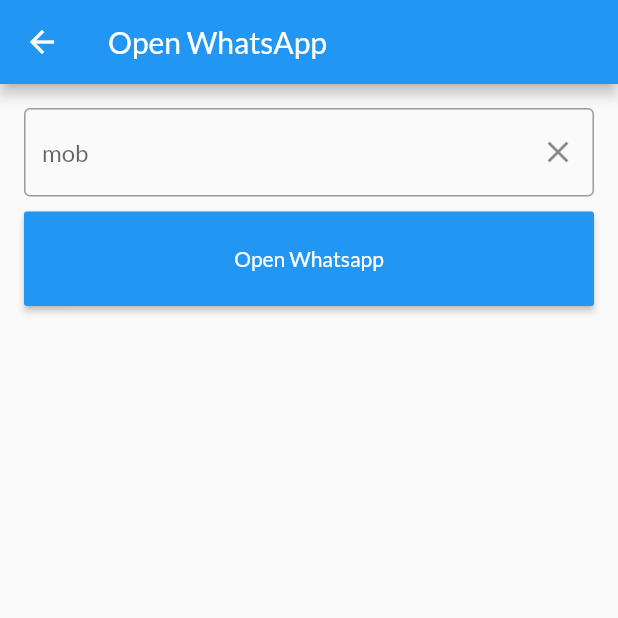
After one commit to lavahasif/fdservers, a Flutter app: the screen it shows after launch, scrolled down 262 dp, after a tap on "WhatsApp", on a phone screen of 412 x 824 dp, the top half of it. The commit adds this screen. Run offline on Flutter 3.47's test engine with Material 2 defaults, Android fonts, the phone set to English and light mode, and no system bars; our stand-ins replace device_info, floor, form_field_validator, google_fonts, lottie, permission_handler and 4 more; missing offline and left inert: android_util, ext_storage, flutter_process_text, shareapks, shelf_router, signalr_core; accounts and stored records are empty; generated files the repository leaves out were written again; statements that could not run were skipped.

Commit message:
whatspp open added

```diff
--- a/lib/ui/IpWidget.dart
+++ b/lib/ui/IpWidget.dart
@@ -9,6 +9,7 @@
 import 'package:provider/provider.dart';
 import 'package:untitled1/component/FindDialog.dart';
 import 'package:untitled1/provider/MyProvider.dart';
+import 'package:untitled1/ui/Whatsappopen.dart';
 
 import '../main.dart';
 import 'TutsRegistration.dart';
@@ -349,10 +350,24 @@
                 height: 63,
                 child: RaisedButton(
                     color: Colors.blue,
-                    child: Text("Tuts Registration",
+                    child: Text("Tuts Regis",
                         style: TextStyle(color: Colors.white)),
                     onPressed: () => Navigator.push(context,
                         MaterialPageRoute(builder: (context) => RegRoute()))),
+              ),
+            ),
+            SizedBox(width: 25),
+            Expanded(
+              child: Container(
+                height: 63,
+                child: RaisedButton(
+                    color: Colors.blue,
+                    child:
+                        Text("WhatsApp", style: TextStyle(color: Colors.white)),
+                    onPressed: () => Navigator.push(
+                        context,
+                        MaterialPageRoute(
+                            builder: (context) => WhatsAppopen()))),
               ),
             ),
           ],
--- /dev/null
+++ b/lib/ui/Whatsappopen.dart
@@ -0,0 +1,75 @@
+import 'package:flutter/cupertino.dart';
+import 'package:flutter/foundation.dart';
+import 'package:flutter/material.dart';
+import 'package:untitled1/main.dart';
+import 'package:url_launcher/url_launcher.dart';
+
+var _portController = TextEditingController(text: "");
+
+class WhatsAppopen extends StatelessWidget {
+  const WhatsAppopen({Key? key}) : super(key: key);
+
+  @override
+  Widget build(BuildContext context) {
+    _portController.text = proces_txt;
+    return Scaffold(
+      appBar: AppBar(
+        title: Text("Open WhatsApp"),
+      ),
+      body: Padding(
+        padding: const EdgeInsets.all(16.0),
+        child: Column(
+          children: [
+            Row(
+              children: [
+                Expanded(
+                    flex: 7,
+                    child: TextFormField(
+                      keyboardType: TextInputType.number,
+                      controller: _portController,
+                      decoration: InputDecoration(
+                          border: OutlineInputBorder(),
+                          hintText: 'mob',
+                          suffixIcon: IconButton(
+                            icon: Icon(Icons.close),
+                            onPressed: () {
+                              _portController.text = "";
+                            },
+                          )),
+                    )),
+              ],
+            ),
+            SizedBox(
+              height: 10,
+            ),
+            Row(
+              children: [
+                Expanded(
+                  child: Container(
+                    height: 63,
+                    child: RaisedButton(
+                        color: Colors.blue,
+                        child: Text("Open Whatsapp",
+                            style: TextStyle(color: Colors.white)),
+                        onPressed: () {
+                          open(context);
+                        }),
+                  ),
+                ),
+              ],
+            ),
+          ],
+        ),
+      ),
+    );
+  }
+
+  Future<void> open(BuildContext context) async {
+    var text = _portController.text;
+
+    if (text.isNotEmpty) {
+      var url = "https://wa.me/${text.replaceAll("+", "")}/?text='hi'";
+      await canLaunch(url) ? await launch(url) : throw 'Could not launch $url_';
+    }
+  }
+}
```
Also changed, not shown: lib/ui/Signal.dart (+51 -3 lines), lib/util/webserver.dart (+11 -0 lines).
